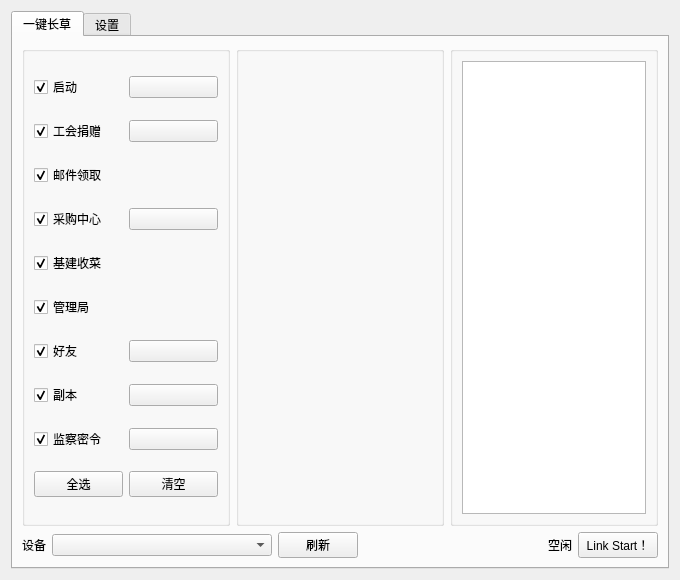
Before: the Qt Designer form src/ui/maa-5732.ui in YUASDS/Maa5732, drawn with Qt 5.
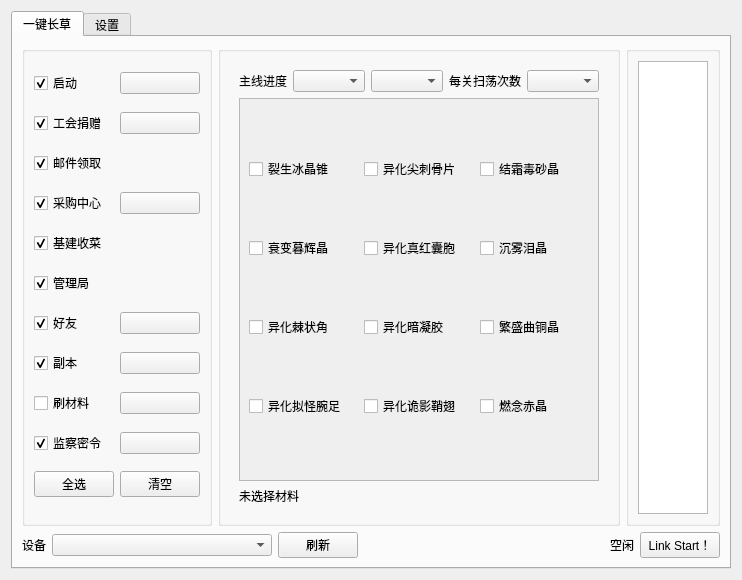
After: the same form once the commit is applied. The open tabs and pages were chosen to show the change. Icons and pictures are not drawn.

Commit message:
feat: 材料刷取界面(材料网格/进度行/决策预览)与说明(任务5/8)
maa-5732.ui: 任务列表新增「刷材料」开关+切页按钮, 空置的 RestPage_1 改为材料页(12 个材料 checkbox + 次数/进度模式/进度章节三个下拉 + 只读预览标签), 并由 pyside6-uic 重新生成 ui.py; ui_controller: 按钮接线与 widget_button 注册、控件注册、init_combo 选项(次数 1..20、章节来自数据含 N 系列)、材料图标、决策预览刷新; readme 补「刷材料（主线）」使用说明。

What changed in the file:
```diff
--- a/src/ui/maa-5732.ui
+++ b/src/ui/maa-5732.ui
@@ -204,6 +204,27 @@
               </item>
              </layout>
             </item>
+            <item>
+             <layout class="QHBoxLayout" name="horizontalLayout_farm">
+              <item>
+               <widget class="QCheckBox" name="FarmMaterialcheckBox">
+                <property name="text">
+                 <string>刷材料</string>
+                </property>
+               </widget>
+              </item>
+              <item>
+               <widget class="QPushButton" name="FarmMaterialButton">
+                <property name="text">
+                 <string/>
+                </property>
+                <property name="icon">
+                 <iconset theme="QIcon::ThemeIcon::DocumentProperties"/>
+                </property>
+               </widget>
+              </item>
+             </layout>
+            </item>
             <item>
              <layout class="QHBoxLayout" name="horizontalLayout_10">
               <item>
@@ -437,7 +458,155 @@
                </layout>
               </widget>
               <widget class="QWidget" name="RestPage_2"/>
-              <widget class="QWidget" name="RestPage_1"/>
+              <widget class="QWidget" name="RestPage_1">
+               <layout class="QVBoxLayout" name="verticalLayout_farm">
+                <item>
+                 <layout class="QHBoxLayout" name="horizontalLayout_farm_top">
+                  <item>
+                   <widget class="QLabel" name="FarmMaterial_ProgressLabel">
+                    <property name="text">
+                     <string>主线进度</string>
+                    </property>
+                   </widget>
+                  </item>
+                  <item>
+                   <widget class="QComboBox" name="FarmMaterial_ProgressModeCombo"/>
+                  </item>
+                  <item>
+                   <widget class="QComboBox" name="FarmMaterial_ProgressCombo"/>
+                  </item>
+                  <item>
+                   <widget class="QLabel" name="FarmMaterial_SweepCountLabel">
+                    <property name="text">
+                     <string>每关扫荡次数</string>
+                    </property>
+                   </widget>
+                  </item>
+                  <item>
+                   <widget class="QComboBox" name="FarmMaterial_SweepCountCombo"/>
+                  </item>
+                  <item>
+                   <spacer name="horizontalSpacer_farm">
+                    <property name="orientation">
+                     <enum>Qt::Orientation::Horizontal</enum>
+                    </property>
+                    <property name="sizeHint" stdset="0">
+                     <size>
+                      <width>40</width>
+                      <height>20</height>
+                     </size>
+                    </property>
+                   </spacer>
+                  </item>
+                 </layout>
+                </item>
+                <item>
+                 <widget class="QScrollArea" name="FarmMaterial_ScrollArea">
+                  <property name="widgetResizable">
+                   <bool>true</bool>
+                  </property>
+                  <widget class="QWidget" name="FarmMaterial_ScrollContents">
+                   <layout class="QGridLayout" name="FarmMaterial_Grid">
+                    <item row="0" column="0">
+                     <widget class="QCheckBox" name="FarmMaterial_裂生冰晶锥checkBox">
+                      <property name="text">
+                       <string>裂生冰晶锥</string>
+                      </property>
+                     </widget>
+                    </item>
+                    <item row="0" column="1">
+                     <widget class="QCheckBox" name="FarmMaterial_异化尖刺骨片checkBox">
+                      <property name="text">
+                       <string>异化尖刺骨片</string>
+                      </property>
+                     </widget>
+                    </item>
+                    <item row="0" column="2">
+                     <widget class="QCheckBox" name="FarmMaterial_结霜毒砂晶checkBox">
+                      <property name="text">
+                       <string>结霜毒砂晶</string>
+                      </property>
+                     </widget>
+                    </item>
+                    <item row="1" column="0">
+                     <widget class="QCheckBox" name="FarmMaterial_衰变暮辉晶checkBox">
+                      <property name="text">
+                       <string>衰变暮辉晶</string>
+                      </property>
+                     </widget>
+                    </item>
+                    <item row="1" column="1">
+                     <widget class="QCheckBox" name="FarmMaterial_异化真红囊胞checkBox">
+                      <property name="text">
+                       <string>异化真红囊胞</string>
+                      </property>
+                     </widget>
+                    </item>
+                    <item row="1" column="2">
+                     <widget class="QCheckBox" name="FarmMaterial_沉雾泪晶checkBox">
+                      <property name="text">
+                       <string>沉雾泪晶</string>
+                      </property>
+                     </widget>
+                    </item>
+                    <item row="2" column="0">
+                     <widget class="QCheckBox" name="FarmMaterial_异化棘状角checkBox">
+                      <property name="text">
+                       <string>异化棘状角</string>
+                      </property>
+                     </widget>
+                    </item>
+                    <item row="2" column="1">
+                     <widget class="QCheckBox" name="FarmMaterial_异化暗凝胶checkBox">
+                      <property name="text">
+                       <string>异化暗凝胶</string>
+                      </property>
+                     </widget>
+                    </item>
+                    <item row="2" column="2">
+                     <widget class="QCheckBox" name="FarmMaterial_繁盛曲铜晶checkBox">
+                      <property name="text">
+                       <string>繁盛曲铜晶</string>
+                      </property>
+                     </widget>
+                    </item>
+                    <item row="3" column="0">
+                     <widget class="QCheckBox" name="FarmMaterial_异化拟怪腕足checkBox">
+                      <property name="text">
+                       <string>异化拟怪腕足</string>
+                      </property>
+                     </widget>
+                    </item>
+                    <item row="3" column="1">
+                     <widget class="QCheckBox" name="FarmMaterial_异化诡影鞘翅checkBox">
+                      <property name="text">
+                       <string>异化诡影鞘翅</string>
+                      </property>
+                     </widget>
+                    </item>
+                    <item row="3" column="2">
+                     <widget class="QCheckBox" name="FarmMaterial_燃念赤晶checkBox">
+                      <property name="text">
+                       <string>燃念赤晶</string>
+                      </property>
+                     </widget>
+                    </item>
+                   </layout>
+                  </widget>
+                 </widget>
+                </item>
+                <item>
+                 <widget class="QLabel" name="FarmMaterial_PreviewLabel">
+                  <property name="text">
+                   <string>未选择材料</string>
+                  </property>
+                  <property name="wordWrap">
+                   <bool>true</bool>
+                  </property>
+                 </widget>
+                </item>
+               </layout>
+              </widget>
              </widget>
             </item>
            </layout>
```
The commit also changes 4 other files.
